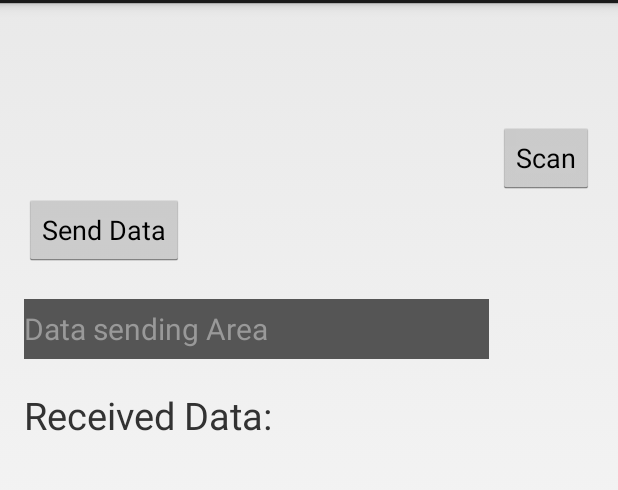
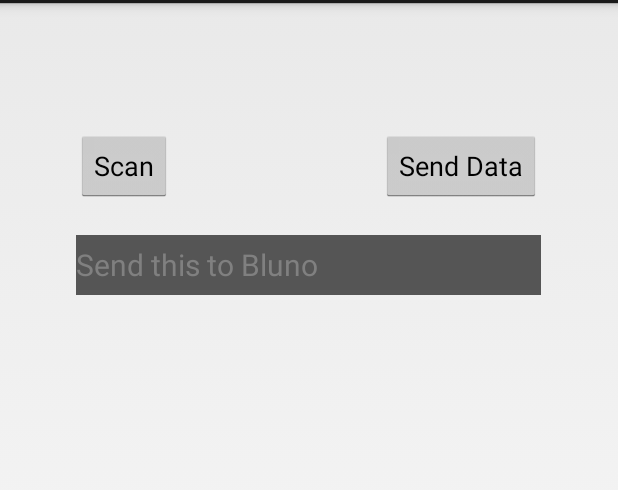
Before and after one commit to DevilFruit99/BlunoBasicDemo, an Android app: the MainActivity screen opened directly, with no data from a screen before it, after a tap on "Send Data", on a phone screen of 412 x 824 dp, the part 69-559 px from its top. Run offline under Robolectric (Android 15) with nearby library versions, the phone set to English and light mode, and no system bars; 4 statements that could not run were skipped.

```diff
--- a/app/src/main/java/com/example/blunobasicdemo/MainActivity.java
+++ b/app/src/main/java/com/example/blunobasicdemo/MainActivity.java
@@ -1,12 +1,11 @@
 package com.example.blunobasicdemo;
 
+import android.content.Intent;
 import android.os.Bundle;
-import android.content.Intent;
 import android.view.View;
 import android.view.View.OnClickListener;
 import android.widget.Button;
 import android.widget.EditText;
-import android.widget.TabHost;
 import android.widget.TextView;
 
 public class MainActivity  extends BlunoLibrary {
@@ -36,23 +35,23 @@ public class MainActivity  extends BlunoLibrary {
 				serialSend(serialSendText.getText().toString());				//send the data to the BLUNO
 
 
-                TabHost tabHost = (TabHost)findViewById(R.id.tabHost);
-                tabHost.setup();
+                //TabHost tabHost = (TabHost)findViewById(R.id.tabHost);
+                //tabHost.setup();
 
-                TabHost.TabSpec tabSpec = tabHost.newTabSpec("dummy");
-                tabSpec.setContent(R.id.tabDummy);
-                tabSpec.setIndicator("Dummy");
-                tabHost.addTab(tabSpec);
+                //TabHost.TabSpec tabSpec = tabHost.newTabSpec("dummy");
+                //tabSpec.setContent(R.id.tabDummy);
+                //tabSpec.setIndicator("Dummy");
+                //tabHost.addTab(tabSpec);
 
-               tabSpec = tabHost.newTabSpec("data");
-                tabSpec.setContent(R.id.tabData);
-                tabSpec.setIndicator("Data");
-                tabHost.addTab(tabSpec);
+                //tabSpec = tabHost.newTabSpec("data");
+                //tabSpec.setContent(R.id.tabData);
+                //tabSpec.setIndicator("Data");
+                //tabHost.addTab(tabSpec);
 
-                tabSpec = tabHost.newTabSpec("settings");
-                tabSpec.setContent(R.id.tabSettings);
-                tabSpec.setIndicator("Settings");
-                tabHost.addTab(tabSpec);
+                //tabSpec = tabHost.newTabSpec("settings");
+                //tabSpec.setContent(R.id.tabSettings);
+                //tabSpec.setIndicator("Settings");
+                //tabHost.addTab(tabSpec);
 
 
 			}
--- a/app/src/main/res/layout/activity_main.xml
+++ b/app/src/main/res/layout/activity_main.xml
@@ -6,55 +6,24 @@
     android:paddingLeft="@dimen/activity_horizontal_margin"
     android:paddingRight="@dimen/activity_horizontal_margin"
     android:paddingTop="@dimen/activity_vertical_margin"
-    tools:context=".MainActivity" >
+    android:theme="@style/AppTheme"
+    tools:context=".MainActivity">
 
-    <TabHost
-        android:layout_width="fill_parent"
-        android:layout_height="fill_parent"
-        android:id="@+id/tabHost"
-        android:layout_alignParentTop="true"
-        android:layout_alignParentStart="true">
-
-        <LinearLayout
-            android:layout_width="fill_parent"
-            android:layout_height="fill_parent"
-            android:orientation="vertical">
-
-            <TabWidget
-                android:id="@+id/tabs"
-                android:layout_width="fill_parent"
-                android:layout_height="wrap_content"></TabWidget>
-
-            <FrameLayout
-                android:id="@+id/frameLayout"
-                android:layout_width="fill_parent"
-                android:layout_height="fill_parent">
-
-                <LinearLayout
-                    android:id="@+id/tabDummy"
-                    android:layout_width="fill_parent"
-                    android:layout_height="fill_parent"
-                    android:orientation="vertical">
 
     <TextView
-                        android:id="@+id/textView"
+        android:id="@+id/textView1"
         android:layout_width="wrap_content"
-                        android:layout_height="wrap_content"
-                        android:layout_alignLeft="@+id/editText2"
-                        android:layout_alignRight="@+id/editText2"
-                        android:layout_below="@+id/editText2"
-                        android:ems="10"
-                        android:textSize="10sp" />
+        android:layout_height="wrap_content" />
 
     <Button
         android:id="@+id/buttonScan"
         android:layout_width="wrap_content"
         android:layout_height="wrap_content"
-                        android:text="Scan"
+        android:layout_alignStart="@+id/serialSendText"
         android:layout_below="@+id/textView1"
-                        android:layout_alignStart="@+id/serialSendText"
+        android:layout_gravity="right"
         android:layout_marginTop="49dp"
-                        android:layout_gravity="right" />
+        android:text="@string/scan" />
 
     <Button
         android:id="@+id/buttonSerialSend"
@@ -62,7 +31,8 @@
         android:layout_height="wrap_content"
         android:layout_above="@+id/serialSendText"
         android:layout_alignRight="@+id/serialSendText"
-                        android:text="Send Data" />
+        android:text="Send Data"
+        android:theme="@style/AppTheme" />
 
     <EditText
         android:id="@+id/serialSendText"
@@ -74,43 +44,18 @@
         android:background="#555555"
         android:bufferType="editable"
         android:ems="10"
+        android:hint="Send this to Bluno"
         android:inputType="text"
-                        android:text="Data sending Area"
         android:textColor="#999999"
         android:textSize="20dip" />
 
-                    <TextView
-                        android:id="@+id/editText2"
-                        android:layout_width="wrap_content"
-                        android:layout_height="wrap_content"
-                        android:layout_alignLeft="@+id/serialSendText"
-                        android:layout_below="@+id/serialSendText"
-                        android:layout_marginTop="20dp"
-                        android:ems="10"
-                        android:text="Received Data:"
-                        android:textSize="25sp" />
 
     <TextView
         android:id="@+id/serialReveicedText"
         android:layout_width="match_parent"
-                        android:layout_height="wrap_content" />
+        android:layout_height="wrap_content"
+        android:layout_alignParentStart="true"
+        android:layout_below="@+id/serialSendText" />
 
-                </LinearLayout>
-
-                <LinearLayout
-                    android:id="@+id/tabData"
-                    android:layout_width="fill_parent"
-                    android:layout_height="fill_parent"
-                    android:orientation="vertical"></LinearLayout>
-
-                <LinearLayout
-                    android:id="@+id/tabSettings"
-                    android:layout_width="fill_parent"
-                    android:layout_height="fill_parent"
-                    android:orientation="vertical"></LinearLayout>
-
-            </FrameLayout>
-        </LinearLayout>
-    </TabHost>
 
 </RelativeLayout>
--- a/app/src/main/res/layout/listitem_device.xml
+++ b/app/src/main/res/layout/listitem_device.xml
@@ -1,12 +1,9 @@
 <?xml version="1.0" encoding="utf-8"?>
 <!-- Copyright (C) 2013 The Android Open Source Project
-
      Licensed under the Apache License, Version 2.0 (the "License");
      you may not use this file except in compliance with the License.
      You may obtain a copy of the License at
-
           http://www.apache.org/licenses/LICENSE-2.0
-
      Unless required by applicable law or agreed to in writing, software
      distributed under the License is distributed on an "AS IS" BASIS,
      WITHOUT WARRANTIES OR CONDITIONS OF ANY KIND, either express or implied.
@@ -14,10 +11,12 @@
      limitations under the License.
 -->
 <LinearLayout xmlns:android="http://schemas.android.com/apk/res/android"
-    android:orientation="vertical"
     android:layout_width="match_parent"
-    android:layout_height="wrap_content">
-    <TextView android:id="@+id/device_name"
+    android:layout_height="wrap_content"
+    android:orientation="vertical">
+
+    <TextView
+        android:id="@+id/device_name"
         android:layout_width="match_parent"
         android:layout_height="wrap_content"
         android:textSize="24dp"/>
--- a/app/src/main/res/values/strings.xml
+++ b/app/src/main/res/values/strings.xml
@@ -14,6 +14,7 @@
     <string name="unknown_device">Unknown device</string>
     <string name="unknown_characteristic">Unknown characteristic</string>
     <string name="unknown_service">Unknown service</string>
+    <string name="scan">Scan</string>
 
     <!-- Menu items -->
     <string name="menu_connect">Connect</string>
```
Also changed, not shown: 2 other files. Lines whose indentation alone changed are shown as unchanged.
